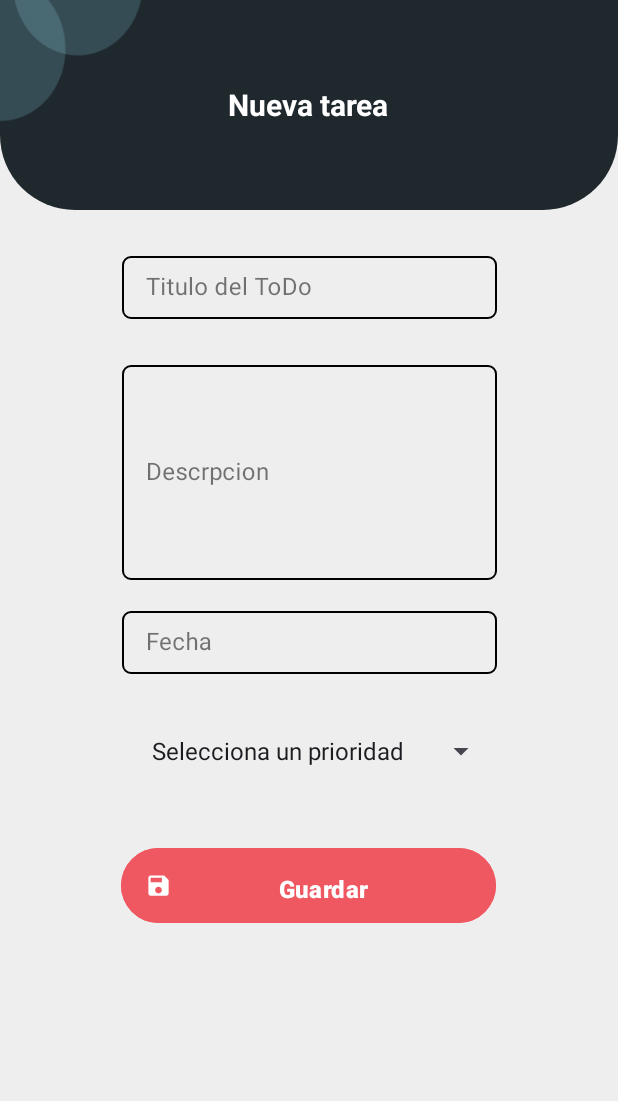
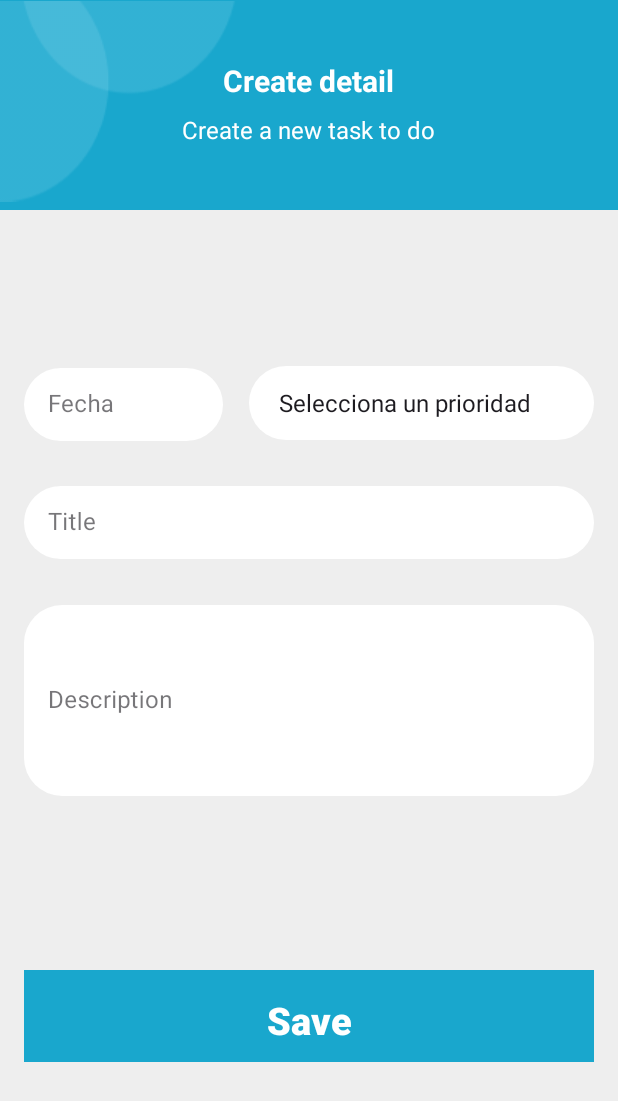
Before and after one commit to Heroslaver-tech/TodoProyect, an Android app: the FragmentForm screen opened through its navigation route, on a phone screen of 412 x 824 dp. Shown: the top 1101 px of the screen. Run offline under Robolectric (Android 15) with nearby library versions, the phone set to English and light mode, and no system bars; our stand-ins replace data binding.

Commit message:
create details

```diff
--- a/app/src/main/res/drawable/bg_cuadrado.xml
+++ b/app/src/main/res/drawable/bg_cuadrado.xml
@@ -1,10 +1,10 @@
-<?xml version="1.0" encoding="utf-8"?>
+<!-- bg_rounded_edit_text.xml -->
 <selector xmlns:android="http://schemas.android.com/apk/res/android">
+
     <item android:state_enabled="true">
         <shape android:shape="rectangle">
-            <solid android:color="@android:color/transparent"/> <!-- Usa un color transparente -->
-            <corners android:radius="5dp"/> <!-- Cambia a 0dp para hacerlo rectangular -->
-            <stroke android:color="@color/black" android:width="1.5dp"/>
+            <solid android:color="@android:color/white"/> <!-- Usa un color transparente -->
+            <corners android:radius="25dp"/> <!-- Cambia a 0dp para hacerlo rectangular -->
         </shape>
     </item>
 </selector>
--- a/app/src/main/res/drawable/custom_toolbar.xml
+++ b/app/src/main/res/drawable/custom_toolbar.xml
@@ -1,8 +1,4 @@
 <shape xmlns:android="http://schemas.android.com/apk/res/android">
-    <solid android:color="@color/background"/>
-    <corners
-        android:topLeftRadius="0dp"
-        android:topRightRadius="0dp"
-        android:bottomLeftRadius="50dp"
-        android:bottomRightRadius="50dp"/>
+    <solid android:color="@color/blue"/>
+
 </shape>
--- a/app/src/main/res/layout/fragment_form.xml
+++ b/app/src/main/res/layout/fragment_form.xml
@@ -3,68 +3,120 @@
     xmlns:app="http://schemas.android.com/apk/res-auto"
     xmlns:tools="http://schemas.android.com/tools"
     android:layout_width="match_parent"
-    android:background="@color/backgroundMain"
-    android:layout_height="match_parent">
+    android:layout_height="match_parent"
+    android:background="@color/backgroundMain">
 
     <androidx.appcompat.widget.Toolbar
         android:id="@+id/toolbar"
         android:layout_width="match_parent"
         android:layout_height="140dp"
-        android:background="@drawable/custom_toolbar"
+        android:background="@color/blue"
         app:contentInsetLeft="0dp"
         app:contentInsetStart="0dp"
         app:contentInsetStartWithNavigation="0dp"
         app:layout_constraintEnd_toEndOf="parent"
         app:layout_constraintStart_toStartOf="parent"
         app:layout_constraintTop_toTopOf="parent"
-        app:title=""
-        >
+        app:title="">
 
         <RelativeLayout
             android:layout_width="match_parent"
-            android:layout_height="match_parent">
-
-            <ImageView
-                android:id="@+id/toolbar_balls"
-                android:layout_width="109dp"
-                android:layout_height="96dp"
-                android:layout_alignParentStart="true"
-                android:layout_alignParentTop="true"
-                android:src="@drawable/bumbles" />
+            android:layout_height="match_parent"
+            tools:layout_editor_absoluteY="1dp">
 
             <TextView
                 android:id="@+id/toolbar_title"
                 android:layout_width="wrap_content"
                 android:layout_height="wrap_content"
-                android:layout_centerInParent="true"
-                android:text="Nueva tarea"
+                android:layout_centerHorizontal="true"
+                android:layout_marginTop="40dp"
+                android:text="Create detail"
                 android:textColor="@android:color/white"
                 android:textSize="20sp"
                 android:textStyle="bold" />
 
+            <TextView
+                android:id="@+id/toolbar_subtitle"
+                android:layout_width="wrap_content"
+                android:layout_height="wrap_content"
+                android:layout_below="@id/toolbar_title"
+                android:layout_centerHorizontal="true"
+                android:layout_marginTop="8dp"
+                android:text="Create a new task to do"
+                android:textColor="@android:color/white"
+                android:textSize="16sp" />
+
+            <ImageView
+                android:id="@+id/toolbar_balls"
+                android:layout_width="wrap_content"
+                android:layout_height="145dp"
+                android:layout_alignParentTop="true"
+                android:layout_marginTop="-5dp"
+                android:src="@drawable/bumbles" />
         </RelativeLayout>
 
     </androidx.appcompat.widget.Toolbar>
 
     <com.google.android.material.textfield.TextInputLayout
+        android:id="@+id/tilFecha"
+        style="@style/Widget.MaterialComponents.TextInputLayout.OutlinedBox"
+        android:layout_width="0dp"
+        android:layout_height="54dp"
+        android:layout_marginEnd="9dp"
+        android:layout_marginStart="16dp"
+        android:layout_marginTop="100dp"
+        android:hint="Fecha"
+        app:layout_constraintEnd_toStartOf="@+id/spPrioridad"
+        app:layout_constraintStart_toStartOf="parent"
+        app:layout_constraintTop_toBottomOf="@+id/toolbar">
+
+        <com.google.android.material.textfield.TextInputEditText
+            android:id="@+id/etFecha"
+            android:layout_width="match_parent"
+            android:layout_height="match_parent"
+            android:background="@drawable/bg_edit_text"
+            android:inputType="date"
+            android:maxLines="1"
+            android:padding="10dp" />
+
+    </com.google.android.material.textfield.TextInputLayout>
+
+    <Spinner
+        android:id="@+id/spPrioridad"
+        android:layout_width="230dp"
+        android:layout_height="49dp"
+        android:layout_marginStart="8dp"
+        android:layout_marginTop="4dp"
+        android:layout_marginEnd="16dp"
+        android:background="@drawable/bg_edit_text"
+        android:entries="@array/prioridad"
+        android:minHeight="48dp"
+        android:padding="12dp"
+        app:layout_constraintEnd_toEndOf="parent"
+        app:layout_constraintStart_toEndOf="@+id/tilFecha"
+        app:layout_constraintTop_toTopOf="@+id/tilFecha" />
+
+    <com.google.android.material.textfield.TextInputLayout
         android:id="@+id/tilTitulo"
         style="@style/Widget.MaterialComponents.TextInputLayout.OutlinedBox"
-        android:layout_width="250dp"
-        android:layout_height="wrap_content"
+        android:layout_width="0dp"
+        android:layout_height="54dp"
+        android:layout_marginEnd="16dp"
+        android:layout_marginStart="16dp"
         android:layout_marginTop="25dp"
-        android:hint="Titulo del ToDo"
+        android:hint="Title"
+        app:layout_constraintEnd_toEndOf="parent"
         app:layout_constraintStart_toStartOf="parent"
-        app:layout_constraintTop_toBottomOf="@id/toolbar"
-        app:layout_constraintEnd_toEndOf="parent">
+        app:layout_constraintTop_toBottomOf="@+id/spPrioridad">
 
         <com.google.android.material.textfield.TextInputEditText
             android:id="@+id/etTitulo"
             android:layout_width="match_parent"
-            android:layout_height="wrap_content"
-            android:background="@drawable/bg_cuadrado"
+            android:layout_height="match_parent"
+            android:background="@drawable/bg_edit_text"
             android:inputType="textPersonName"
+            android:maxLength="40"
             android:maxLines="1"
-            android:maxLength="40"
             android:padding="10dp" />
 
     </com.google.android.material.textfield.TextInputLayout>
@@ -72,18 +124,20 @@
     <com.google.android.material.textfield.TextInputLayout
         android:id="@+id/tilDescription"
         style="@style/Widget.MaterialComponents.TextInputLayout.OutlinedBox"
-        android:layout_width="250dp"
+        android:layout_width="0dp"
         android:layout_height="wrap_content"
+        android:layout_marginEnd="16dp"
+        android:layout_marginStart="16dp"
         android:layout_marginTop="25dp"
-        android:hint="Descrpcion"
+        android:hint="Description"
+        app:layout_constraintEnd_toEndOf="parent"
         app:layout_constraintStart_toStartOf="parent"
-        app:layout_constraintTop_toBottomOf="@id/tilTitulo"
-        app:layout_constraintEnd_toEndOf="parent">
+        app:layout_constraintTop_toBottomOf="@+id/tilTitulo">
 
         <com.google.android.material.textfield.TextInputEditText
             android:id="@+id/etDescription"
             android:layout_width="match_parent"
-            android:layout_height="143dp"
+            android:layout_height="127dp"
             android:background="@drawable/bg_cuadrado"
             android:inputType="textMultiLine"
             android:maxLines="5"
@@ -91,69 +145,21 @@
 
     </com.google.android.material.textfield.TextInputLayout>
 
-    <com.google.android.material.textfield.TextInputLayout
-        android:id="@+id/tilFecha"
-        style="@style/Widget.MaterialComponents.TextInputLayout.OutlinedBox"
-        android:layout_width="250dp"
-        android:layout_height="wrap_content"
-        android:layout_marginTop="15dp"
-        android:hint="Fecha"
-        app:layout_constraintStart_toStartOf="parent"
-        app:layout_constraintTop_toBottomOf="@id/tilDescription"
-        app:layout_constraintEnd_toEndOf="parent">
-
-        <com.google.android.material.textfield.TextInputEditText
-            android:id="@+id/etFecha"
-            android:layout_width="match_parent"
-            android:layout_height="wrap_content"
-            android:background="@drawable/bg_cuadrado"
-            android:inputType="date"
-            android:maxLines="1"
-            android:padding="10dp" />
-
-    </com.google.android.material.textfield.TextInputLayout>
-
-    <com.google.android.material.textfield.TextInputLayout
-        android:id="@+id/tilTel"
-        style="@style/Widget.MaterialComponents.TextInputLayout.OutlinedBox"
-        android:layout_width="250dp"
-        android:layout_height="wrap_content"
-        android:layout_marginTop="15dp"
-        android:hint="Fecha"
-        app:layout_constraintStart_toStartOf="parent"
-        app:layout_constraintTop_toBottomOf="@id/tilFecha"
-        app:layout_constraintEnd_toEndOf="parent"/>
-
-
-    <Spinner
-        android:id="@+id/spPrioridad"
-        android:layout_width="250dp"
-        android:layout_height="wrap_content"
-        android:layout_marginTop="12dp"
-        android:entries="@array/prioridad"
-        android:minHeight="48dp"
-        android:padding="12dp"
-        app:layout_constraintStart_toStartOf="parent"
-        app:layout_constraintTop_toBottomOf="@id/tilTel"
-        app:layout_constraintEnd_toEndOf="parent"/>
-
     <com.google.android.material.button.MaterialButton
         android:id="@+id/btnSavePet"
-        android:layout_width="250dp"
-        android:layout_height="58dp"
+        android:layout_width="0dp"
+        android:layout_height="69dp"
+        android:layout_marginEnd="16dp"
         android:layout_marginStart="16dp"
-        android:layout_marginTop="32dp"
-        android:layout_marginEnd="16dp"
-        android:layout_marginBottom="200dp"
-        app:icon="@drawable/ic_save_24"
+        android:backgroundTint="@color/blue"
+        android:text="Save"
+        android:textSize="25sp"
+        android:theme="@style/AppTheme.SaveButton"
+        app:cornerRadius="0dp"
         app:iconPadding="2dp"
-        android:text="Guardar"
-        android:theme="@style/AppTheme.SaveButton"
         app:layout_constraintBottom_toBottomOf="parent"
         app:layout_constraintEnd_toEndOf="parent"
-        app:layout_constraintHorizontal_bias="0.496"
         app:layout_constraintStart_toStartOf="parent"
-        app:layout_constraintTop_toBottomOf="@id/spPrioridad"
-        app:layout_constraintVertical_bias="0.483" />
+        app:layout_constraintTop_toBottomOf="@+id/tilDescription" />
 
 </androidx.constraintlayout.widget.ConstraintLayout>
```
Also changed, not shown: app/src/main/res/drawable/bumbles.png.
